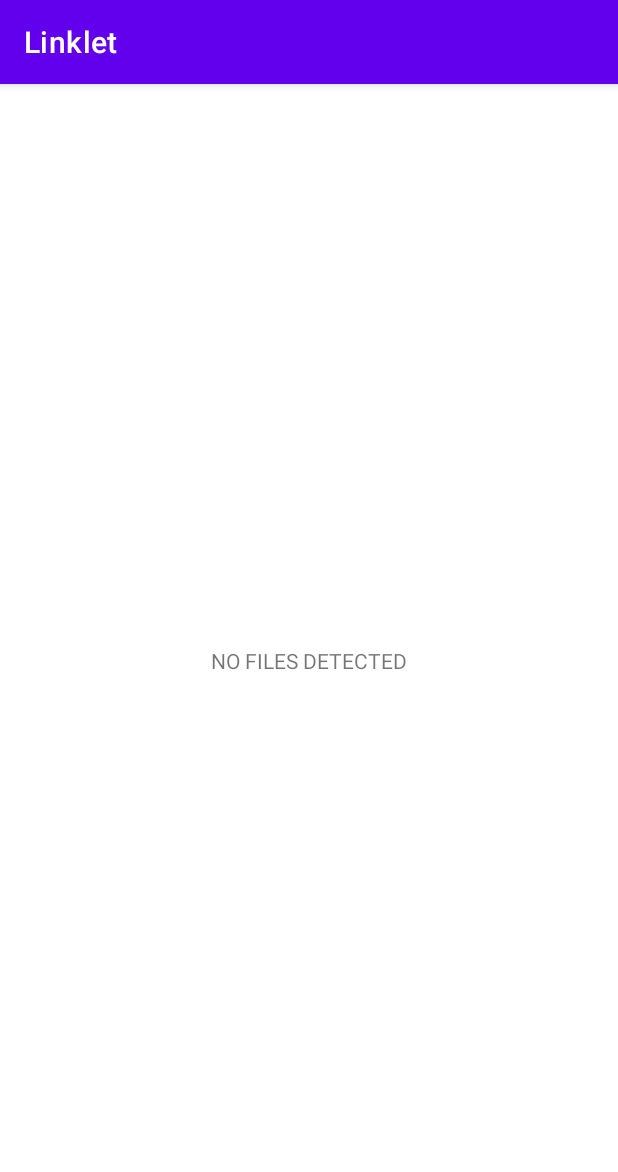
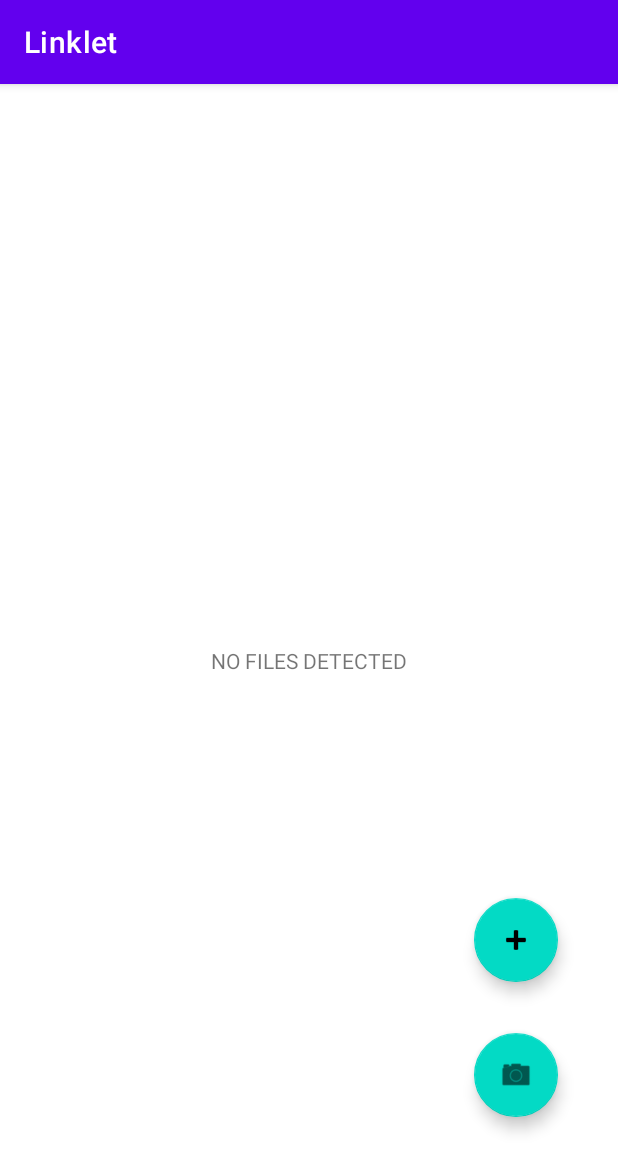
Before and after one commit to Hrishikesh885/LINKLET, an Android app: the screen it shows after launch (file_activity), after a tap on "SUBMIT", on a phone screen of 412 x 824 dp. Shown: the top 1172 px of the screen. Run offline under Robolectric (Android 15) with nearby library versions, the phone set to English and light mode, and no system bars.

Commit message:
commit 5 by hrishikesh base directory location is android/data/com.example.linklet/files

```diff
--- a/app/src/main/java/com/example/linklet/MainActivity.java
+++ b/app/src/main/java/com/example/linklet/MainActivity.java
@@ -7,6 +7,7 @@ import androidx.core.content.ContextCompat;
 import android.Manifest;
 import android.content.Intent;
 import android.content.pm.PackageManager;
+import android.net.Uri;
 import android.os.Bundle;
 import android.os.Environment;
 import android.view.View;
@@ -15,8 +16,10 @@ import android.widget.Toast;
 
 import com.google.android.material.button.MaterialButton;
 
+import java.io.File;
+
 public class MainActivity extends AppCompatActivity {
-
+    String FolderName,file;
     @Override
     protected void onCreate(Bundle savedInstanceState) {
         super.onCreate(savedInstanceState);
@@ -27,8 +30,13 @@ public class MainActivity extends AppCompatActivity {
             public void onClick(View view) {
                 if(checkPermission()){
                     // for permission allowed
+                    FolderName="test";
+                    createDirectory("Linklet","Personal").getPath();
                     Intent intent=new Intent(MainActivity.this, file_activity.class);
-                    String path= Environment.getExternalStorageDirectory().getPath();
+                    String path=Environment.getExternalStorageDirectory()+"/Android/"+"data/"+"com.example.linklet/"+"files/";
+                    Uri uri = Uri.parse(path);
+                    intent.setDataAndType(uri,"*/*");
+
                             intent.putExtra("path",path);
                             startActivity(intent);
                 }
@@ -39,6 +47,22 @@ public class MainActivity extends AppCompatActivity {
             }
         });
     }
+
+    private File createDirectory(String dirName, String subDir) {
+        File file;
+        if(subDir!=null){
+            file = new File(getExternalFilesDir(null)+"/"+dirName+"/"+subDir);
+        }
+        else{
+            file=new File(getExternalFilesDir(null)+"/"+dirName);
+        }
+        if(!file.exists()){
+            file.mkdir();
+        }
+        return file;
+    }
+
+
     private boolean checkPermission(){
         int result=ContextCompat.checkSelfPermission(MainActivity.this,Manifest.permission.WRITE_EXTERNAL_STORAGE);
         if(result== PackageManager.PERMISSION_GRANTED){
@@ -54,4 +78,5 @@ public class MainActivity extends AppCompatActivity {
         else
         ActivityCompat.requestPermissions(MainActivity.this,new String[] {Manifest.permission.WRITE_EXTERNAL_STORAGE},111);
     }
+
 }
--- a/app/src/main/java/com/example/linklet/file_activity.java
+++ b/app/src/main/java/com/example/linklet/file_activity.java
@@ -18,6 +18,7 @@ public class file_activity extends AppCompatActivity {
         setContentView(R.layout.activity_file);
         RecyclerView recyclerView = findViewById(R.id.recycler_view);
         TextView noFilesText= findViewById(R.id.nofiles_textview);
+
         String path=getIntent().getStringExtra("path");
         File root= new File(path);
         File[] filesAndFolders = root.listFiles();
--- a/app/src/main/res/layout/activity_file.xml
+++ b/app/src/main/res/layout/activity_file.xml
@@ -28,5 +28,33 @@
         app:layout_constraintTop_toTopOf="parent"
         app:layout_constraintVertical_bias="0.0" />
 
+    <com.google.android.material.floatingactionbutton.FloatingActionButton
+        android:id="@+id/new_file"
+        android:layout_width="wrap_content"
+        android:layout_height="wrap_content"
+        android:clickable="true"
+        app:layout_constraintBottom_toBottomOf="parent"
+        app:layout_constraintEnd_toEndOf="parent"
+        app:layout_constraintHorizontal_bias="0.887"
+        app:layout_constraintStart_toStartOf="parent"
+        app:layout_constraintTop_toTopOf="parent"
+        app:layout_constraintVertical_bias="0.762"
+        app:srcCompat="@android:drawable/ic_input_add" />
+
+    <com.google.android.material.floatingactionbutton.FloatingActionButton
+        android:id="@+id/scan"
+        android:layout_width="wrap_content"
+        android:layout_height="wrap_content"
+        android:layout_marginTop="34dp"
+        android:layout_marginBottom="76dp"
+        android:clickable="true"
+        app:layout_constraintBottom_toBottomOf="parent"
+        app:layout_constraintEnd_toEndOf="parent"
+        app:layout_constraintHorizontal_bias="0.887"
+        app:layout_constraintStart_toStartOf="parent"
+        app:layout_constraintTop_toBottomOf="@+id/new_file"
+        app:layout_constraintVertical_bias="0.0"
+        app:srcCompat="@android:drawable/ic_menu_camera" />
+
 
 </androidx.constraintlayout.widget.ConstraintLayout>
```
Also changed, not shown: app/src/main/java/com/example/linklet/RecyclerAdapter.java (+55 -0 lines).
